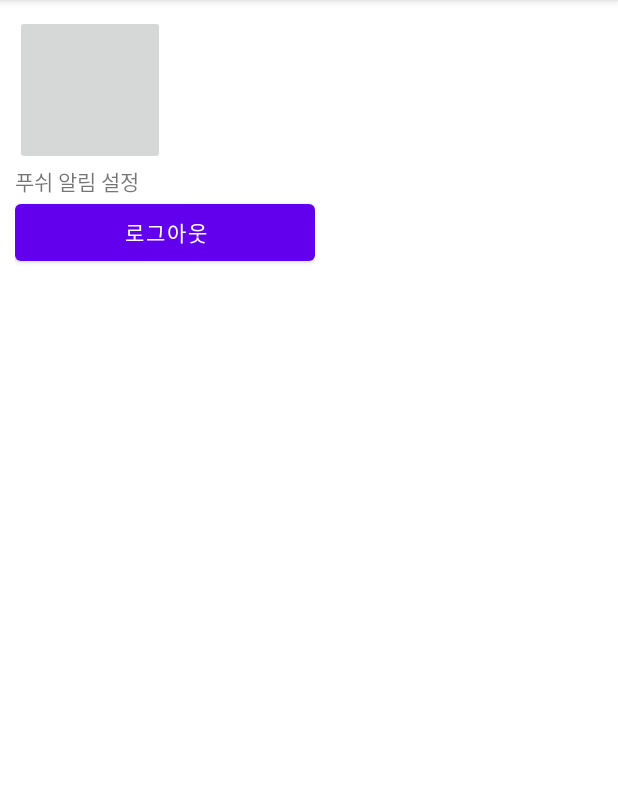
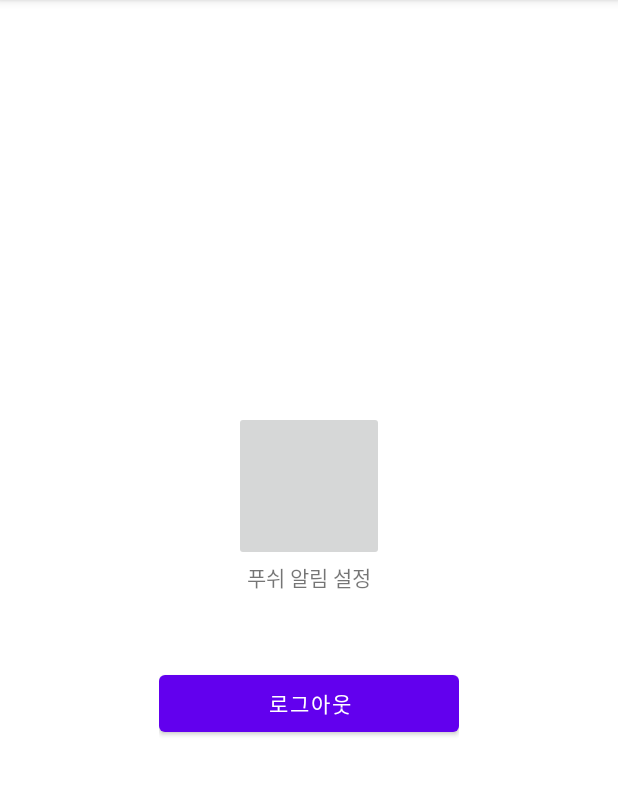
Before and after one commit to TypiDoyun/haruman, an Android app: the SettingActivity screen opened directly, with no data from a screen before it, on a phone screen of 412 x 824 dp, the part 84-880 px from its top. Run offline under Robolectric (Android 15) with nearby library versions, the phone set to English and light mode, and no system bars.

Commit message:
Update activity_setting.xml

```diff
--- a/app/src/main/res/layout/activity_setting.xml
+++ b/app/src/main/res/layout/activity_setting.xml
@@ -1,40 +1,43 @@
 <?xml version="1.0" encoding="utf-8"?>
-<androidx.constraintlayout.widget.ConstraintLayout
+<LinearLayout
     xmlns:android="http://schemas.android.com/apk/res/android"
     xmlns:app="http://schemas.android.com/apk/res-auto"
     xmlns:tools="http://schemas.android.com/tools"
     android:layout_width="match_parent"
     android:layout_height="match_parent"
     tools:context=".SettingActivity"
-    android:padding="10dp">
+    android:gravity="center">
 
     <LinearLayout
         android:layout_width="wrap_content"
         android:layout_height="wrap_content"
         android:orientation="vertical">
+
         <LinearLayout
             android:layout_width="match_parent"
             android:layout_height="wrap_content"
-            android:orientation="vertical">
+            android:orientation="vertical"
+            android:layout_marginBottom="50dp">
+
             <ImageButton
                 android:id="@+id/settingActivity_imageButton_alarm"
                 android:layout_width="100dp"
                 android:layout_height="100dp"
-                tools:srcCompat="@tools:sample/avatars"/>
+                tools:srcCompat="@tools:sample/avatars"
+                android:layout_gravity="center"/>
+
             <TextView
                 android:layout_width="match_parent"
                 android:layout_height="20dp"
-                android:text="푸쉬 알림 설정"/>
+                android:text="푸쉬 알림 설정"
+                android:gravity="center"/>
         </LinearLayout>
-        <LinearLayout
-            android:layout_width="match_parent"
-            android:layout_height="wrap_content">
-            <Button
+
+        <Button
                 android:id="@+id/settingActivity_button_signup"
                 android:layout_width="200dp"
                 android:layout_height="50dp"
-                android:text="로그아웃"/>
+                android:text="로그아웃" />
         </LinearLayout>
-    </LinearLayout>
 
-</androidx.constraintlayout.widget.ConstraintLayout>
+</LinearLayout>
```
